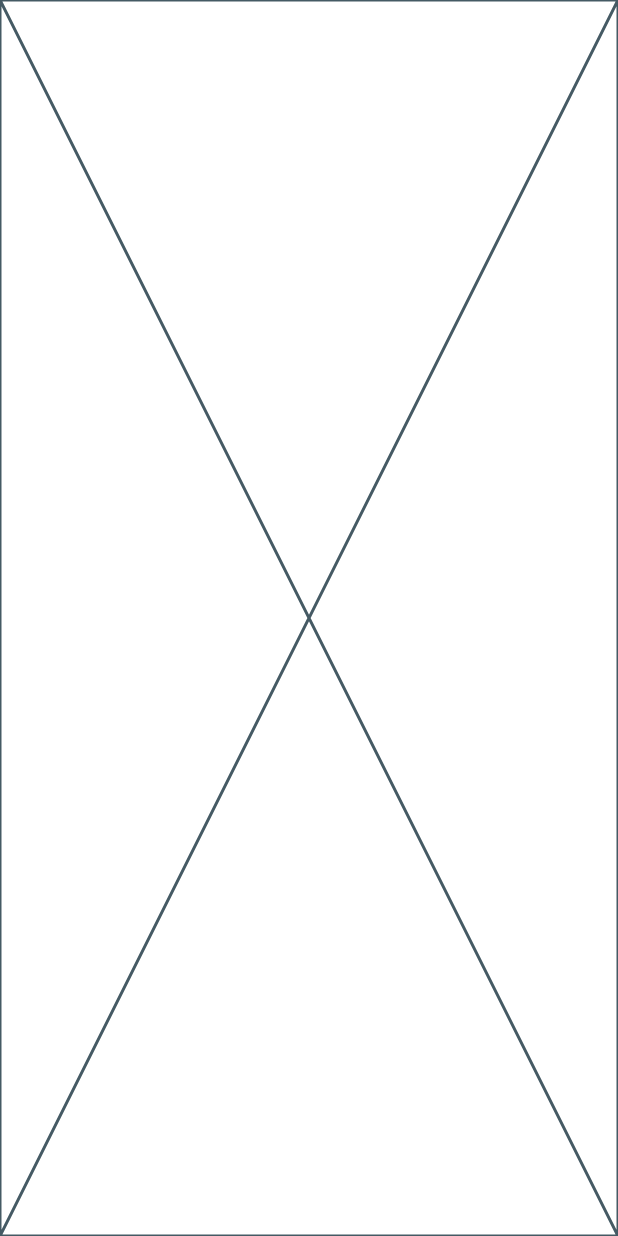
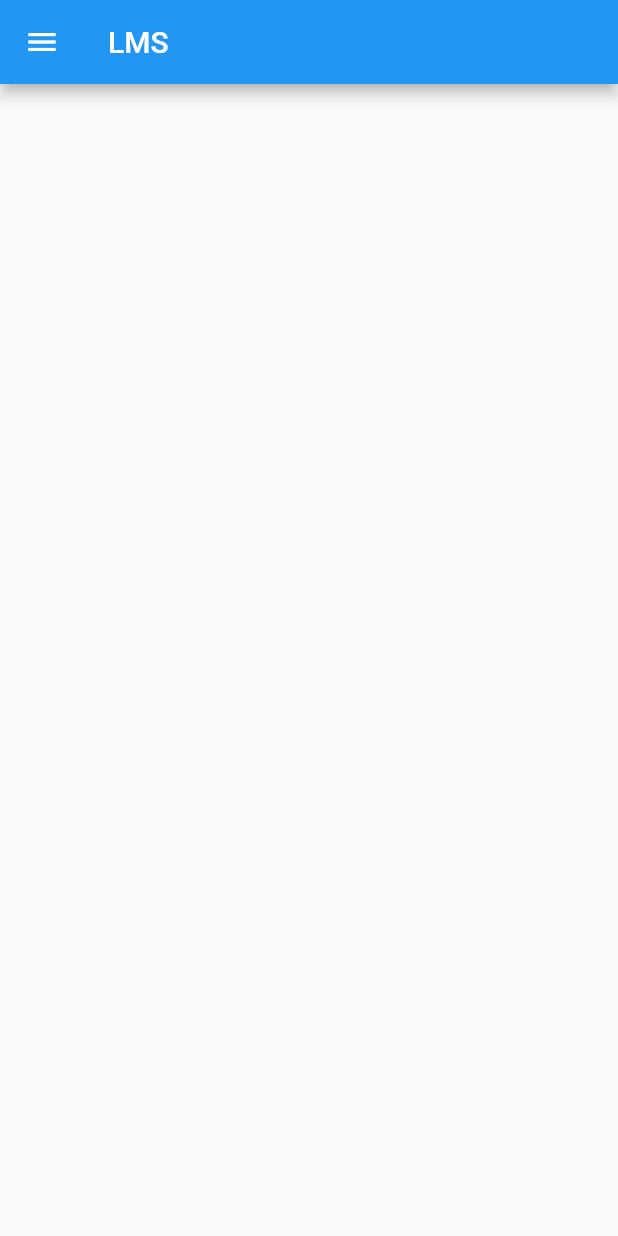
Before and after one commit to sakthi-dotcom/ah_lms_flutter, a Flutter app: the screen it shows after launch, after a tap on "SIGN IN", on a phone screen of 412 x 824 dp. Run offline on Flutter 3.47's test engine with Material 2 defaults, Android fonts, the phone set to English and light mode, and no system bars.

Commit message:
Added appbar and drawer option in Dashboard screen.

```diff
--- a/lib/dashboard.dart
+++ b/lib/dashboard.dart
@@ -1,5 +1,6 @@
+import "package:ah_lms/constant.dart";
 import "package:flutter/material.dart";
-
+import 'sidebar.dart';
 
 class Dashboard extends StatefulWidget {
   const Dashboard({Key? key}) : super(key: key);
@@ -11,6 +12,13 @@ class Dashboard extends StatefulWidget {
 class _DashboardState extends State<Dashboard> {
   @override
   Widget build(BuildContext context) {
-    return const Placeholder();
+    return Scaffold(
+      drawer: const SideBar(),
+      appBar: AppBar(
+        title: const Text(
+          appName
+        ),
+      ),
+    );
   }
 }
```
